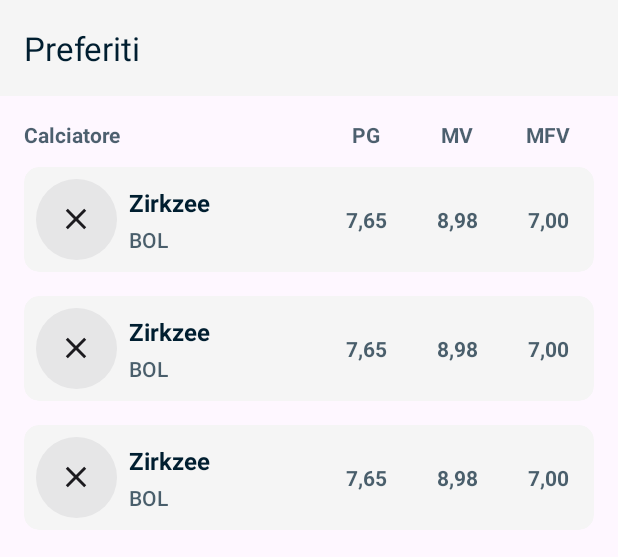
After one commit to GLiccardo/FantacalcioSample, an Android app: the layout fragment_preferred_list.xml on its own in the app's theme, with its tools: preview values and no code run, on a phone screen of 412 x 824 dp. The commit adds this screen. Shown: the top 557 px of the screen. Run offline under Robolectric (Android 15) with nearby library versions, the phone set to English and light mode, and no system bars.

Commit message:
[FEAT PREFERRED] Create UI xml

```diff
--- /dev/null
+++ b/app/src/main/res/layout/fragment_preferred_list.xml
@@ -0,0 +1,123 @@
+<?xml version="1.0" encoding="utf-8"?>
+<layout xmlns:android="http://schemas.android.com/apk/res/android"
+    xmlns:app="http://schemas.android.com/apk/res-auto"
+    xmlns:tools="http://schemas.android.com/tools"
+    tools:context=".feature_posts.presentation.MainActivity">
+
+    <androidx.constraintlayout.widget.ConstraintLayout
+        android:id="@+id/cl_preferred_list_container"
+        android:layout_width="match_parent"
+        android:layout_height="match_parent">
+
+        <androidx.constraintlayout.widget.ConstraintLayout
+            android:id="@+id/cl_preferred_list_toolbar"
+            android:layout_width="match_parent"
+            android:layout_height="@dimen/top_bar_height"
+            android:background="@color/grey"
+            app:layout_constraintTop_toTopOf="parent">
+
+            <androidx.appcompat.widget.AppCompatTextView
+                android:id="@+id/tv_preferred_list_toolbar_text"
+                android:layout_width="0dp"
+                android:layout_height="wrap_content"
+                android:layout_marginHorizontal="16dp"
+                android:text="@string/toolbar_preferred_players"
+                android:textColor="@color/text_black"
+                android:textSize="@dimen/search_text_size"
+                app:layout_constraintBottom_toBottomOf="parent"
+                app:layout_constraintEnd_toEndOf="parent"
+                app:layout_constraintStart_toStartOf="parent"
+                app:layout_constraintTop_toTopOf="parent" />
+
+        </androidx.constraintlayout.widget.ConstraintLayout>
+
+        <androidx.constraintlayout.widget.ConstraintLayout
+            android:id="@+id/cl_preferred_list_header"
+            android:layout_width="match_parent"
+            android:layout_height="wrap_content"
+            android:paddingTop="16dp"
+            android:paddingBottom="4dp"
+            android:layout_marginHorizontal="16dp"
+            app:layout_constraintTop_toBottomOf="@id/cl_preferred_list_toolbar">
+
+            <androidx.appcompat.widget.AppCompatTextView
+                android:id="@+id/tv_preferred_list_header_player"
+                android:layout_width="0dp"
+                android:layout_height="wrap_content"
+                android:text="@string/preferred_header_player"
+                android:textColor="@color/text_grey"
+                android:textSize="@dimen/item_header_label_text_size"
+                android:textStyle="bold"
+                app:layout_constraintBottom_toBottomOf="parent"
+                app:layout_constraintEnd_toStartOf="@id/tv_preferred_list_header_pg"
+                app:layout_constraintStart_toStartOf="parent"
+                app:layout_constraintTop_toTopOf="parent" />
+
+            <androidx.appcompat.widget.AppCompatTextView
+                android:id="@+id/tv_preferred_list_header_pg"
+                android:layout_width="0dp"
+                android:layout_height="wrap_content"
+                android:layout_marginStart="16dp"
+                android:text="@string/preferred_header_pg"
+                android:textColor="@color/text_grey"
+                android:textSize="@dimen/item_header_label_text_size"
+                android:textStyle="bold"
+                android:textAlignment="center"
+                app:layout_constraintBottom_toBottomOf="parent"
+                app:layout_constraintEnd_toStartOf="@id/tv_preferred_list_header_mv"
+                app:layout_constraintTop_toTopOf="parent"
+                app:layout_constraintWidth_percent="@dimen/item_stat_width" />
+
+            <androidx.appcompat.widget.AppCompatTextView
+                android:id="@+id/tv_preferred_list_header_mv"
+                android:layout_width="0dp"
+                android:layout_height="wrap_content"
+                android:layout_marginStart="16dp"
+                android:text="@string/preferred_header_mv"
+                android:textColor="@color/text_grey"
+                android:textSize="@dimen/item_header_label_text_size"
+                android:textStyle="bold"
+                android:textAlignment="center"
+                app:layout_constraintBottom_toBottomOf="parent"
+                app:layout_constraintEnd_toStartOf="@id/tv_preferred_list_header_mfv"
+                app:layout_constraintTop_toTopOf="parent"
+                app:layout_constraintWidth_percent="@dimen/item_stat_width" />
+
+            <androidx.appcompat.widget.AppCompatTextView
+                android:id="@+id/tv_preferred_list_header_mfv"
+                android:layout_width="0dp"
+                android:layout_height="wrap_content"
+                android:text="@string/preferred_header_mfv"
+                android:textColor="@color/text_grey"
+                android:textSize="@dimen/item_header_label_text_size"
+                android:textStyle="bold"
+                android:textAlignment="center"
+                app:layout_constraintBottom_toBottomOf="parent"
+                app:layout_constraintEnd_toEndOf="parent"
+                app:layout_constraintTop_toTopOf="parent"
+                app:layout_constraintWidth_percent="@dimen/item_stat_width" />
+
+        </androidx.constraintlayout.widget.ConstraintLayout>
+
+        <androidx.recyclerview.widget.RecyclerView
+            android:id="@+id/rv_players_list"
+            android:layout_width="match_parent"
+            android:layout_height="0dp"
+            android:layout_marginHorizontal="16dp"
+            app:layout_constraintBottom_toBottomOf="parent"
+            app:layout_constraintTop_toBottomOf="@+id/cl_preferred_list_header"
+            tools:itemCount="3"
+            tools:listitem="@layout/item_preferred_list" />
+
+        <androidx.appcompat.widget.AppCompatTextView
+            android:id="@+id/tv_player_list_empty_text"
+            android:layout_width="wrap_content"
+            android:layout_height="wrap_content"
+            app:layout_constraintBottom_toBottomOf="parent"
+            app:layout_constraintEnd_toEndOf="parent"
+            app:layout_constraintStart_toStartOf="parent"
+            app:layout_constraintTop_toBottomOf="@id/cl_preferred_list_toolbar" />
+
+    </androidx.constraintlayout.widget.ConstraintLayout>
+
+</layout>
--- /dev/null
+++ b/app/src/main/res/layout/item_preferred_list.xml
@@ -0,0 +1,132 @@
+<?xml version="1.0" encoding="utf-8"?>
+<layout xmlns:android="http://schemas.android.com/apk/res/android"
+    xmlns:app="http://schemas.android.com/apk/res-auto"
+    xmlns:tools="http://schemas.android.com/tools">
+
+    <androidx.constraintlayout.widget.ConstraintLayout
+        android:layout_width="match_parent"
+        android:layout_height="wrap_content"
+        android:paddingVertical="8dp">
+
+        <androidx.cardview.widget.CardView
+            android:id="@+id/cv_preferred_container"
+            android:layout_width="match_parent"
+            android:layout_height="@dimen/item_player_height"
+            app:cardBackgroundColor="@color/grey"
+            app:cardCornerRadius="@dimen/item_player_corner_radius"
+            app:cardElevation="0dp"
+            app:layout_constraintBottom_toBottomOf="parent"
+            app:layout_constraintTop_toTopOf="parent">
+
+            <androidx.constraintlayout.widget.ConstraintLayout
+                android:layout_width="match_parent"
+                android:layout_height="match_parent">
+
+                <FrameLayout
+                    android:id="@+id/fl_preferred_bg"
+                    android:layout_width="54dp"
+                    android:layout_height="54dp"
+                    android:layout_marginStart="8dp"
+                    android:background="@drawable/bg_player_list"
+                    app:layout_constraintBottom_toBottomOf="parent"
+                    app:layout_constraintStart_toStartOf="parent"
+                    app:layout_constraintTop_toTopOf="parent">
+
+                    <androidx.appcompat.widget.AppCompatImageView
+                        android:id="@+id/iv_preferred_icon"
+                        android:layout_width="40dp"
+                        android:layout_height="40dp"
+                        android:layout_gravity="center"
+                        android:adjustViewBounds="true"
+                        tools:srcCompat="@drawable/ic_close" />
+
+                </FrameLayout>
+
+                <androidx.appcompat.widget.AppCompatTextView
+                    android:id="@+id/tv_preferred_name"
+                    android:layout_width="0dp"
+                    android:layout_height="wrap_content"
+                    android:layout_marginHorizontal="8dp"
+                    android:layout_marginBottom="2dp"
+                    android:ellipsize="end"
+                    android:maxLines="1"
+                    android:textColor="@color/text_black"
+                    android:textSize="@dimen/item_player_name_text_size"
+                    android:textStyle="bold"
+                    app:layout_constraintBottom_toTopOf="@id/tv_preferred_team"
+                    app:layout_constraintEnd_toStartOf="@id/iv_preferred_preferred"
+                    app:layout_constraintStart_toEndOf="@id/fl_preferred_bg"
+                    app:layout_constraintTop_toTopOf="parent"
+                    app:layout_constraintVertical_chainStyle="packed"
+                    tools:text="Zirkzee" />
+
+                <androidx.appcompat.widget.AppCompatTextView
+                    android:id="@+id/tv_preferred_team"
+                    android:layout_width="0dp"
+                    android:layout_height="wrap_content"
+                    android:layout_marginHorizontal="8dp"
+                    android:layout_marginTop="2dp"
+                    android:ellipsize="end"
+                    android:fontFamily="sans-serif-light"
+                    android:maxLines="1"
+                    android:textAllCaps="true"
+                    android:textColor="@color/text_grey"
+                    android:textSize="@dimen/item_player_team_text_size"
+                    android:textStyle="bold"
+                    app:layout_constraintBottom_toBottomOf="parent"
+                    app:layout_constraintEnd_toStartOf="@id/iv_preferred_preferred"
+                    app:layout_constraintStart_toEndOf="@id/fl_preferred_bg"
+                    app:layout_constraintTop_toBottomOf="@id/tv_preferred_name"
+                    tools:text="BOL" />
+
+                <androidx.appcompat.widget.AppCompatTextView
+                    android:id="@+id/tv_preferred_list_header_pg"
+                    android:layout_width="0dp"
+                    android:layout_height="wrap_content"
+                    android:layout_marginStart="16dp"
+                    android:textAlignment="center"
+                    android:textColor="@color/text_grey"
+                    android:textSize="@dimen/item_header_label_text_size"
+                    android:textStyle="bold"
+                    app:layout_constraintBottom_toBottomOf="parent"
+                    app:layout_constraintEnd_toStartOf="@id/tv_preferred_list_header_mv"
+                    app:layout_constraintTop_toTopOf="parent"
+                    app:layout_constraintWidth_percent="@dimen/item_stat_width"
+                    tools:text="7,65" />
+
+                <androidx.appcompat.widget.AppCompatTextView
+                    android:id="@+id/tv_preferred_list_header_mv"
+                    android:layout_width="0dp"
+                    android:layout_height="wrap_content"
+                    android:layout_marginStart="16dp"
+                    android:textAlignment="center"
+                    android:textColor="@color/text_grey"
+                    android:textSize="@dimen/item_header_label_text_size"
+                    android:textStyle="bold"
+                    app:layout_constraintBottom_toBottomOf="parent"
+                    app:layout_constraintEnd_toStartOf="@id/tv_preferred_list_header_mfv"
+                    app:layout_constraintTop_toTopOf="parent"
+                    app:layout_constraintWidth_percent="@dimen/item_stat_width"
+                    tools:text="8,98" />
+
+                <androidx.appcompat.widget.AppCompatTextView
+                    android:id="@+id/tv_preferred_list_header_mfv"
+                    android:layout_width="0dp"
+                    android:layout_height="wrap_content"
+                    android:textAlignment="center"
+                    android:textColor="@color/text_grey"
+                    android:textSize="@dimen/item_header_label_text_size"
+                    android:textStyle="bold"
+                    app:layout_constraintBottom_toBottomOf="parent"
+                    app:layout_constraintEnd_toEndOf="parent"
+                    app:layout_constraintTop_toTopOf="parent"
+                    app:layout_constraintWidth_percent="@dimen/item_stat_width"
+                    tools:text="7,00" />
+
+            </androidx.constraintlayout.widget.ConstraintLayout>
+
+        </androidx.cardview.widget.CardView>
+
+    </androidx.constraintlayout.widget.ConstraintLayout>
+
+</layout>
--- a/app/src/main/res/values/dimens.xml
+++ b/app/src/main/res/values/dimens.xml
@@ -17,4 +17,8 @@
     <dimen name="item_player_team_text_size">14sp</dimen>
     <dimen name="item_player_header">14sp</dimen>
 
+    <!-- Preferred item -->
+    <dimen name="item_header_label_text_size">14sp</dimen>
+    <item name="item_stat_width" type="dimen" format="float">0.16</item>
+
 </resources>
--- a/app/src/main/res/values/strings.xml
+++ b/app/src/main/res/values/strings.xml
@@ -5,6 +5,12 @@
     <!-- Toolbar -->
     <string name="toolbar_search_text_hint">Lista Calciatori</string>
     <string name="toolbar_preferred_players">Preferiti</string>
+
+    <!-- Preferred -->
+    <string name="preferred_header_player">Calciatore</string>
+    <string name="preferred_header_pg">PG</string>
+    <string name="preferred_header_mv">MV</string>
+    <string name="preferred_header_mfv">MFV</string>
 
     <!-- No results -->
     <string name="search_no_results">La ricerca non ha prodotto risultati</string>
```
